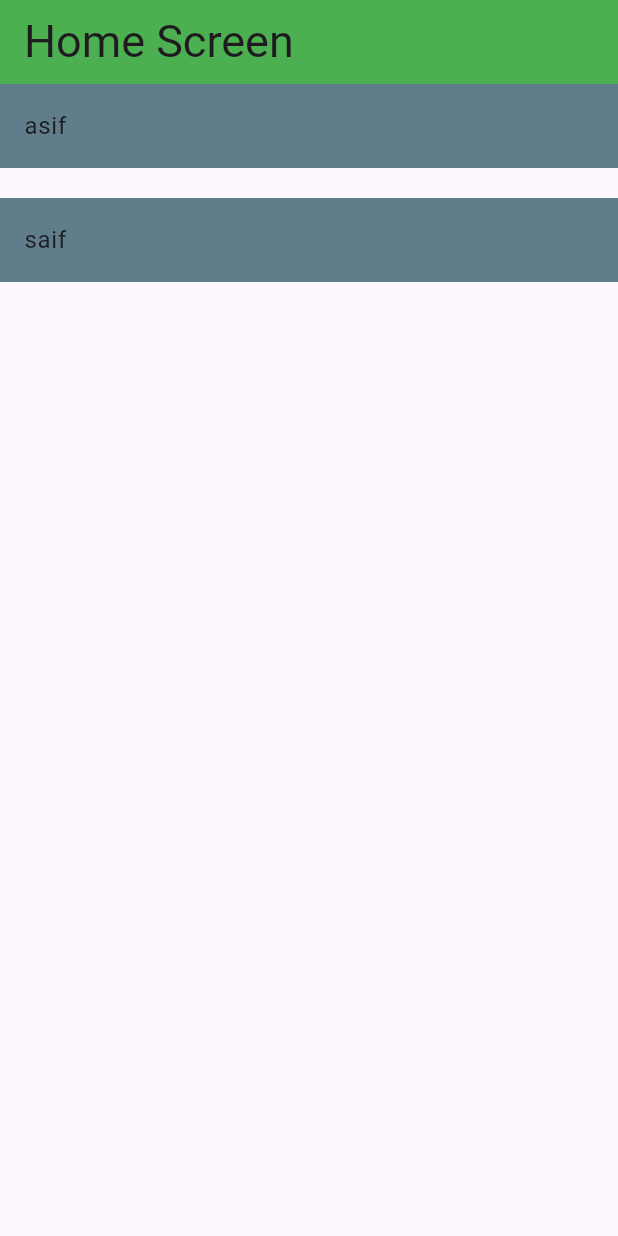
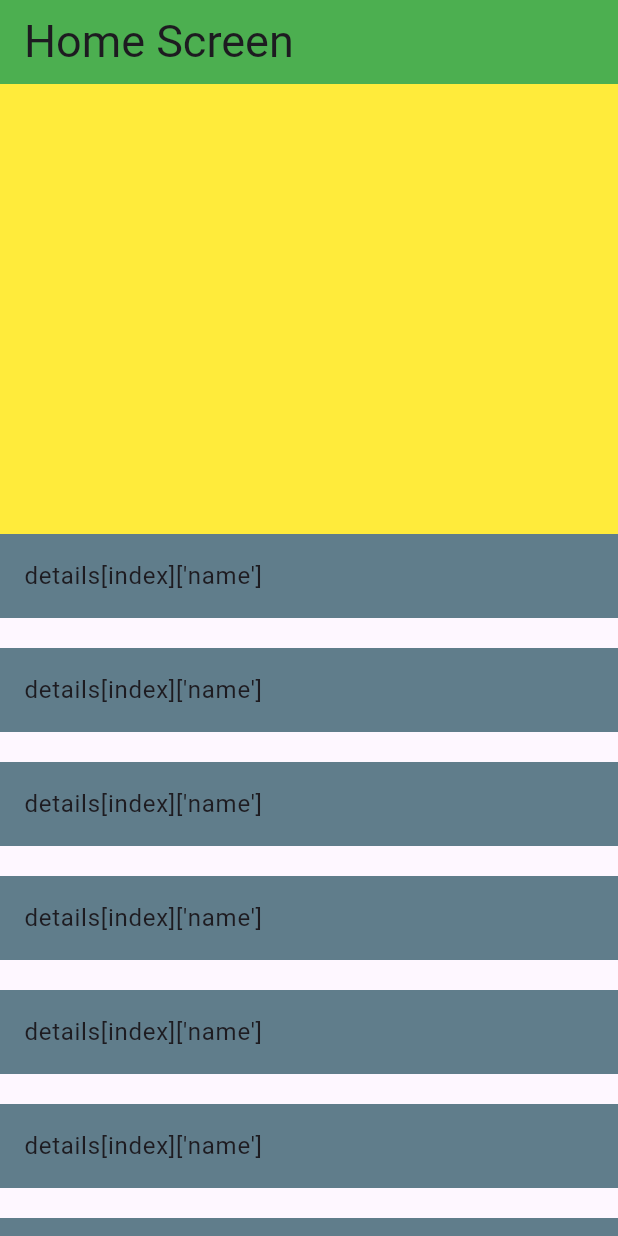
Before and after one commit to hasfarwork/Flutter-assignments, a Flutter app: the screen it shows after launch, on a phone screen of 412 x 824 dp. Run offline on Flutter 3.47's test engine with Material 3 defaults, Android fonts, the phone set to English and light mode, and no system bars.

Commit message:
Listview inside column-expanded-shrinkwrap-physics

```diff
--- a/lib/home_screen.dart
+++ b/lib/home_screen.dart
@@ -1,5 +1,4 @@
 import 'package:firstflutter/about_screen.dart';
-import 'package:firstflutter/profile_screen.dart';
 import 'package:flutter/material.dart';
 
 class HomeScreen extends StatelessWidget {
@@ -7,6 +6,7 @@ class HomeScreen extends StatelessWidget {
   List<Map> details = [
     {"name": "asif", "age": 27, "city": "lahore"},
     {"name": "saif", "age": 30, "city": "Karachi"},
+    {"name": "Huzaifa", "age": 30, "city": "Islamabad"},
   ];
   @override
   Widget build(BuildContext context) {
@@ -16,20 +16,27 @@ class HomeScreen extends StatelessWidget {
 
         title: Text("Home Screen", style: TextStyle(fontSize: 30)),
       ),
-      body: ListView.builder(
-        itemCount: details.length,
+      body: Column(
+        children: [
+          Container(color: Colors.yellow, height: 300),
+          Expanded(
+            child: ListView.builder(
+              shrinkWrap: true,
+              // physics: NeverScrollableScrollPhysics(),
+              itemCount: 60,
               itemBuilder: (context, index) {
                 return Container(
                   margin: EdgeInsets.only(bottom: 20),
                   child: ListTile(
-              title: Text(details[index]['name']),
+                    title: Text("details[index]['name']"),
                     tileColor: Colors.blueGrey,
                     onTap: () {
                       Navigator.push(
                         context,
                         MaterialPageRoute(
                           builder:
-                        (context) => AboutScreen(studentData: details[index]),
+                              (context) =>
+                                  AboutScreen(studentData: details[index]),
                         ),
                       );
                     },
@@ -37,6 +44,9 @@ class HomeScreen extends StatelessWidget {
                 );
               },
             ),
+          ),
+        ],
+      ),
     );
   }
 }
```
Also changed, not shown: lib/profile_screen.dart (deleted, +0 -38 lines). Lines whose indentation alone changed are shown as unchanged.
